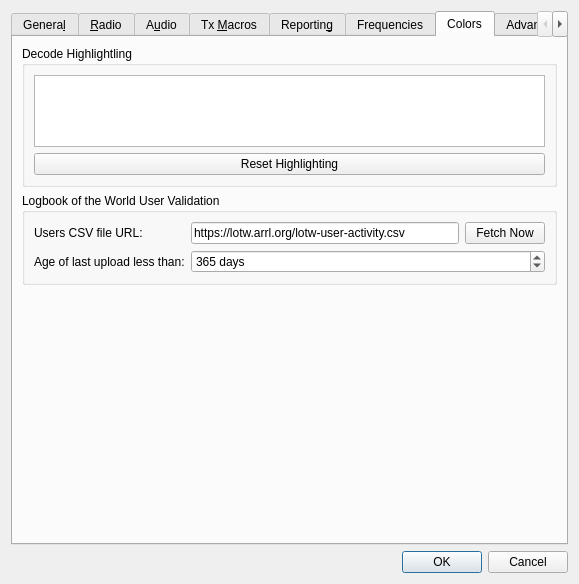
Above: Configuration.ui from saitohirga/WSJT-X before the change. Below: the same form after it.
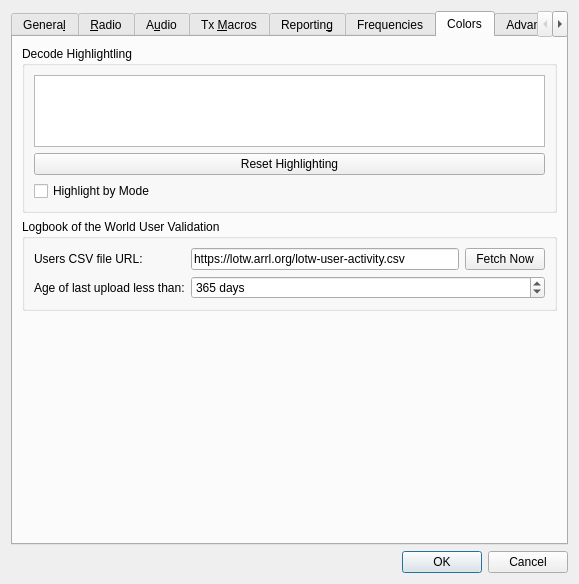
That is the form after the change. The open tabs and pages were chosen to show the change. Custom widgets are drawn as their Qt base class.

Diff of the .ui file:
```diff
--- a/Configuration.ui
+++ b/Configuration.ui
@@ -6,8 +6,8 @@
    <rect>
     <x>0</x>
     <y>0</y>
-    <width>534</width>
-    <height>546</height>
+    <width>527</width>
+    <height>540</height>
    </rect>
   </property>
   <property name="windowTitle">
@@ -2235,6 +2235,20 @@
             </property>
            </widget>
           </item>
+          <item>
+           <layout class="QGridLayout" name="gridLayout_5">
+            <item row="0" column="0">
+             <widget class="QCheckBox" name="highlight_by_mode_check_box">
+              <property name="toolTip">
+               <string>&lt;html&gt;&lt;head/&gt;&lt;body&gt;&lt;p&gt;Check to indicate new DXCC entities, grid squares, and callsigns per mode.&lt;/p&gt;&lt;/body&gt;&lt;/html&gt;</string>
+              </property>
+              <property name="text">
+               <string>Highlight by Mode</string>
+              </property>
+             </widget>
+            </item>
+           </layout>
+          </item>
          </layout>
         </widget>
        </item>
```
Left out of the diff: 35 changed lines with no effect on the pictures.
